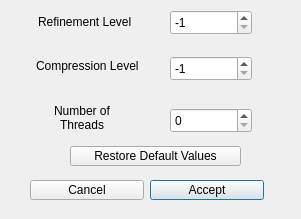
Above: apps/fcwizard/ui/Page4adv.ui from yyr/vapor before the change. Below: the same form after it.
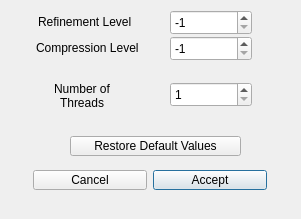
That is the form after the change.

What changed in the file:
```diff
--- a/apps/fcwizard/ui/Page4adv.ui
+++ b/apps/fcwizard/ui/Page4adv.ui
@@ -17,7 +17,7 @@
    <property name="geometry">
     <rect>
      <x>36</x>
-     <y>58</y>
+     <y>40</y>
      <width>131</width>
      <height>16</height>
     </rect>
@@ -33,7 +33,7 @@
    <property name="geometry">
     <rect>
      <x>42</x>
-     <y>102</y>
+     <y>80</y>
      <width>80</width>
      <height>31</height>
     </rect>
@@ -52,7 +52,7 @@
    <property name="geometry">
     <rect>
      <x>170</x>
-     <y>108</y>
+     <y>82</y>
      <width>82</width>
      <height>25</height>
     </rect>
@@ -60,6 +60,9 @@
    <property name="toolTip">
     <string>Number of execution threads (0 =&gt; # processors).</string>
    </property>
+   <property name="minimum">
+    <number>1</number>
+   </property>
   </widget>
   <widget class="QSpinBox" name="refinementLevelSpinner">
    <property name="geometry">
@@ -84,7 +87,7 @@
    <property name="geometry">
     <rect>
      <x>170</x>
-     <y>56</y>
+     <y>36</y>
      <width>82</width>
      <height>25</height>
     </rect>
@@ -118,8 +121,8 @@
   <widget class="QPushButton" name="acceptButton">
    <property name="geometry">
     <rect>
-     <x>150</x>
-     <y>180</y>
+     <x>153</x>
+     <y>170</y>
      <width>114</width>
      <height>20</height>
     </rect>
@@ -131,8 +134,8 @@
   <widget class="QPushButton" name="cancelButton">
    <property name="geometry">
     <rect>
-     <x>30</x>
-     <y>180</y>
+     <x>33</x>
+     <y>170</y>
      <width>114</width>
      <height>20</height>
     </rect>
@@ -145,7 +148,7 @@
    <property name="geometry">
     <rect>
      <x>70</x>
-     <y>146</y>
+     <y>136</y>
      <width>171</width>
      <height>20</height>
     </rect>
```
